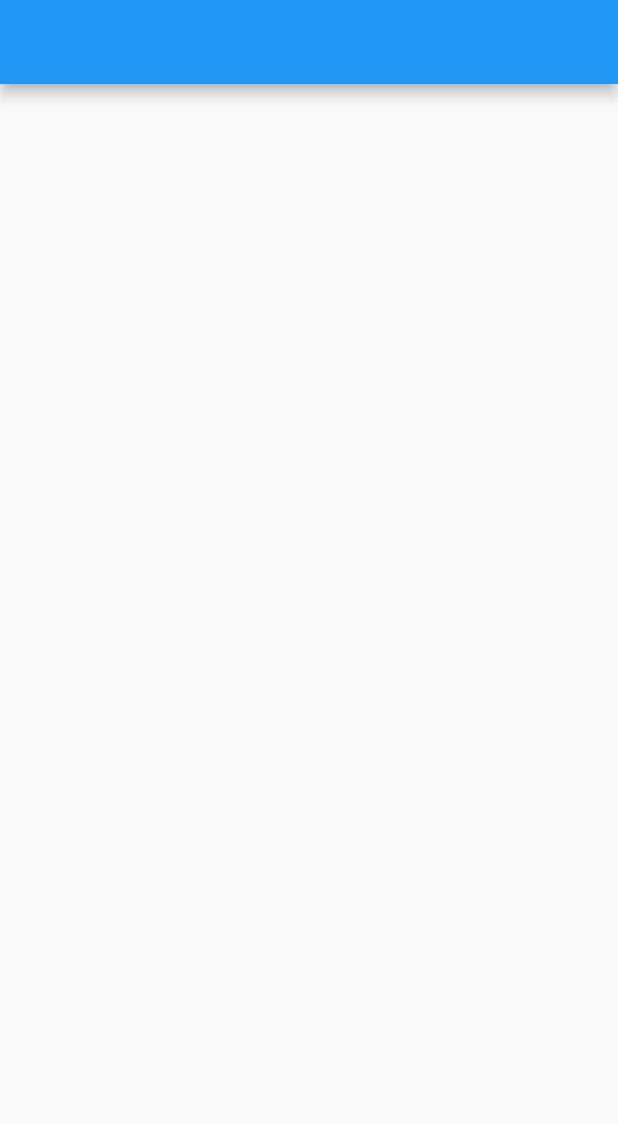
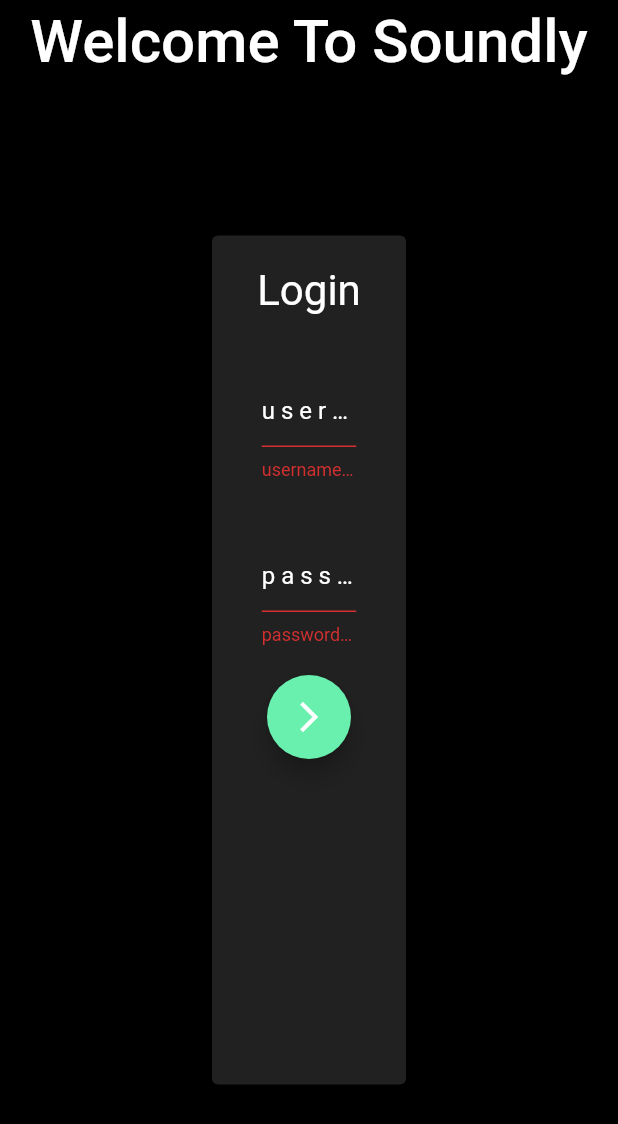
Before and after one commit to FractalCrab/soundly, a Flutter app: the screen it shows after launch, on a phone screen of 412 x 824 dp. Shown: the top 1124 px of the screen. Run offline on Flutter 3.47's test engine with Material 2 defaults, Android fonts, the light colour scheme and no system bars; Roboto replaces fonts that are missing (Comforta).

Commit message:
Auth page

```diff
--- /dev/null
+++ b/soundly/lib/auth.dart
@@ -0,0 +1,156 @@
+import 'package:flutter/material.dart';
+
+class AuthPage extends StatefulWidget {
+  @override
+  _AuthPageState createState() => _AuthPageState();
+}
+
+class _AuthPageState extends State<AuthPage> {
+  @override
+  Widget build(BuildContext context) {
+    return Scaffold(
+      appBar: AppBar(
+        backgroundColor: Colors.black87,
+        title: Text(
+          "Welcome To Soundly",
+          textAlign: TextAlign.center,
+          textScaleFactor: 2,
+        ),
+        centerTitle: true,
+      ),
+      backgroundColor: Colors.black,
+      body: Center(
+        child: Container(
+          child: Login(),
+        ),
+      ),
+    );
+  }
+}
+
+class Login extends StatefulWidget {
+  @override
+  _LoginState createState() => _LoginState();
+}
+
+class _LoginState extends State<Login> {
+  final formKey = GlobalKey<FormState>();
+  bool isUsernameUnique = true;
+  Future<bool> getIfUsernameUnique(String uname) async {
+    setState(() {
+      isUsernameUnique = false;
+    });
+    return false;
+  }
+
+  @override
+  Widget build(BuildContext context) {
+    return Center(
+      child: Container(
+        height: MediaQuery.of(context).size.height - 250,
+        width: MediaQuery.of(context).size.width / 3,
+        child: Card(
+          child: Container(
+            child: Column(
+              mainAxisAlignment: MainAxisAlignment.start,
+              crossAxisAlignment: CrossAxisAlignment.center,
+              children: [
+                Container(
+                  padding: EdgeInsets.all(20),
+                  child: Title(
+                      color: Colors.white,
+                      child: Text(
+                        "Login",
+                        style: TextStyle(
+                          fontFamily: "Comforta",
+                          color: Colors.white,
+                        ),
+                        textScaleFactor: 2,
+                      )),
+                ),
+                Center(
+                  child: Container(
+                    child: Center(
+                      child: Form(
+                        key: formKey,
+                        autovalidateMode: AutovalidateMode.always,
+                        child: Center(
+                          child: Column(
+                            mainAxisAlignment: MainAxisAlignment.center,
+                            crossAxisAlignment: CrossAxisAlignment.center,
+                            children: [
+                              Container(
+                                width: MediaQuery.of(context).size.width / 4,
+                                padding: EdgeInsets.all(20),
+                                child: TextFormField(
+                                  onChanged: (str) {
+                                    getIfUsernameUnique(str);
+                                  },
+                                  validator: (str) {
+                                    if (str.length < 1) {
+                                      return "username cannot be empty";
+                                    } else if (!isUsernameUnique) {
+                                      return "username is not unique";
+                                    } else {
+                                      return null;
+                                    }
+                                  },
+                                  style: TextStyle(color: Colors.white),
+                                  cursorColor: Colors.white,
+                                  decoration: InputDecoration(
+                                      fillColor: Colors.white,
+                                      hintText: "u s e r n a m e",
+                                      hintStyle:
+                                          TextStyle(color: Colors.white)),
+                                  autocorrect: true,
+                                ),
+                              ),
+                              Container(
+                                padding: EdgeInsets.all(20),
+                                width: MediaQuery.of(context).size.width / 4,
+                                child: TextFormField(
+                                  validator: (str) {
+                                    if (str.length < 1) {
+                                      return "password cannot be empty";
+                                    } else if (str.length < 8) {
+                                      return "password should be 8 chars or more";
+                                    } else {
+                                      return null;
+                                    }
+                                  },
+                                  style: TextStyle(color: Colors.white),
+                                  obscureText: true,
+                                  decoration: InputDecoration(
+                                      hintText: "p a s s w o r d",
+                                      hintStyle:
+                                          TextStyle(color: Colors.white)),
+                                  autocorrect: true,
+                                ),
+                              ),
+                              Container(
+                                child: FloatingActionButton(
+                                  backgroundColor: Colors.greenAccent,
+                                  onPressed: () {
+                                    if (formKey.currentState.validate()) {
+                                      //logged in navigate to feed
+                                    }
+                                  },
+                                  child: Icon(Icons.arrow_forward_ios),
+                                ),
+                              )
+                            ],
+                          ),
+                        ),
+                      ),
+                    ),
+                  ),
+                ),
+              ],
+            ),
+          ),
+          color: Colors.grey[900],
+        ),
+      ),
+    );
+  }
+}
--- a/soundly/lib/feed.dart
+++ b/soundly/lib/feed.dart
@@ -10,7 +10,7 @@
   Widget build(BuildContext context) {
     return Scaffold(
       appBar: AppBar(),
-
+      backgroundColor: Colors.black87,
     );
   }
 }
--- a/soundly/lib/main.dart
+++ b/soundly/lib/main.dart
@@ -1,5 +1,6 @@
 import 'package:flutter/material.dart';
 import 'package:soundly/feed.dart';
+import 'package:soundly/auth.dart';
 
 void main() {
   runApp(MyApp());
@@ -11,8 +12,9 @@
   Widget build(BuildContext context) {
     return MaterialApp(
       title: 'Soundly',
-
-      home: Feed(),
+      themeMode: ThemeMode.dark,
+      theme: ThemeData(textTheme: TextTheme()),
+      home: AuthPage(),
     );
   }
 }
```
